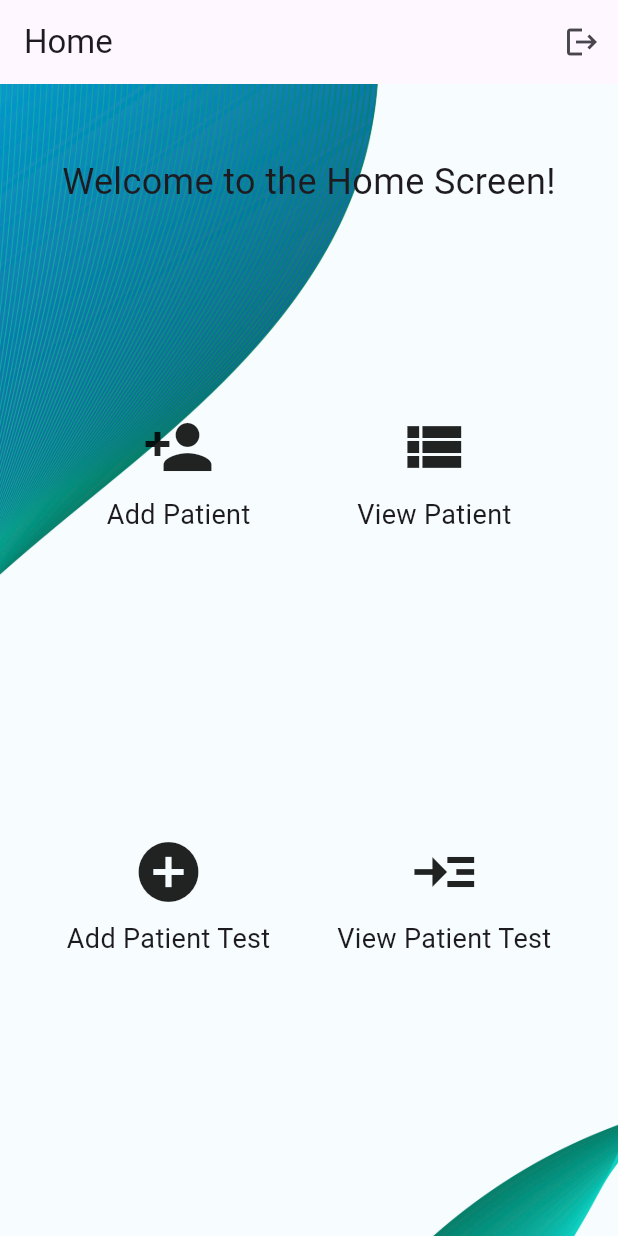
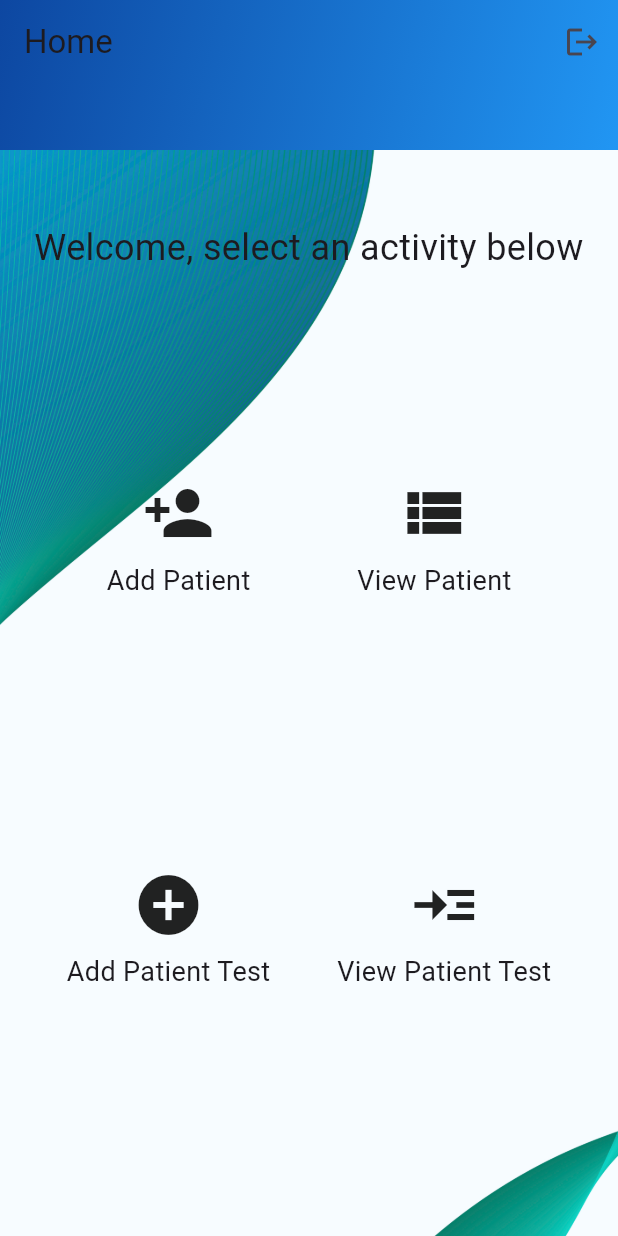
Before and after one commit to Kingmeky/patient_care, a Flutter app: the HomeScreen screen opened directly, on a phone screen of 412 x 824 dp. Run offline on Flutter 3.47's test engine with Material 3 defaults, Android fonts, the light colour scheme and no system bars; Roboto replaces fonts that are missing (Rockwell).

Commit message:
Home screen modifying

```diff
--- a/lib/HomeScreen.dart
+++ b/lib/HomeScreen.dart
@@ -147,7 +147,9 @@ class HomeScreen extends StatelessWidget {
   @override
   Widget build(BuildContext context) {
     return Scaffold(
-      appBar: AppBar(
+      appBar: PreferredSize(
+        preferredSize: Size.fromHeight(100.0),
+        child: AppBar(
           title: Text('Home'),
           actions: [
             IconButton(
@@ -157,11 +159,25 @@ class HomeScreen extends StatelessWidget {
                 Navigator.pushReplacement(
                   context,
                   MaterialPageRoute(
-                    builder: (context) => MyApp()), // Redirect to login screen
+                      builder: (context) =>
+                          MyApp()), // Redirect to login screen
                 );
               },
             ),
           ],
+          flexibleSpace: Container(
+            decoration: BoxDecoration(
+              gradient: LinearGradient(
+                begin: Alignment.topLeft,
+                end: Alignment.bottomRight,
+                colors: [
+                  Colors.blue.shade900,
+                  Colors.blue.shade500,
+                ],
+              ),
+            ),
+          ),
+        ),
       ),
       body: Container(
         decoration: BoxDecoration(
@@ -178,8 +194,8 @@ class HomeScreen extends StatelessWidget {
             Padding(
               padding: const EdgeInsets.all(16.0),
               child: Text(
-                'Welcome to the Home Screen!',
-                style: TextStyle(fontSize: 24.0),
+                'Welcome, select an activity below',
+                style: TextStyle(fontSize: 24.0, fontFamily: 'Rockwell'),
                 textAlign: TextAlign.center,
               ),
             ),
```
Lines whose indentation alone changed are shown as unchanged.
